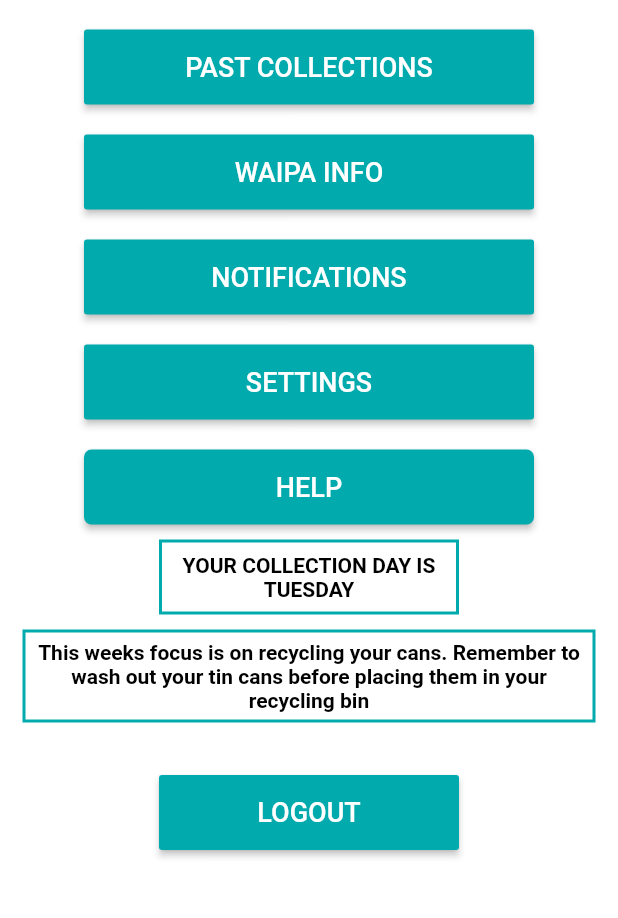
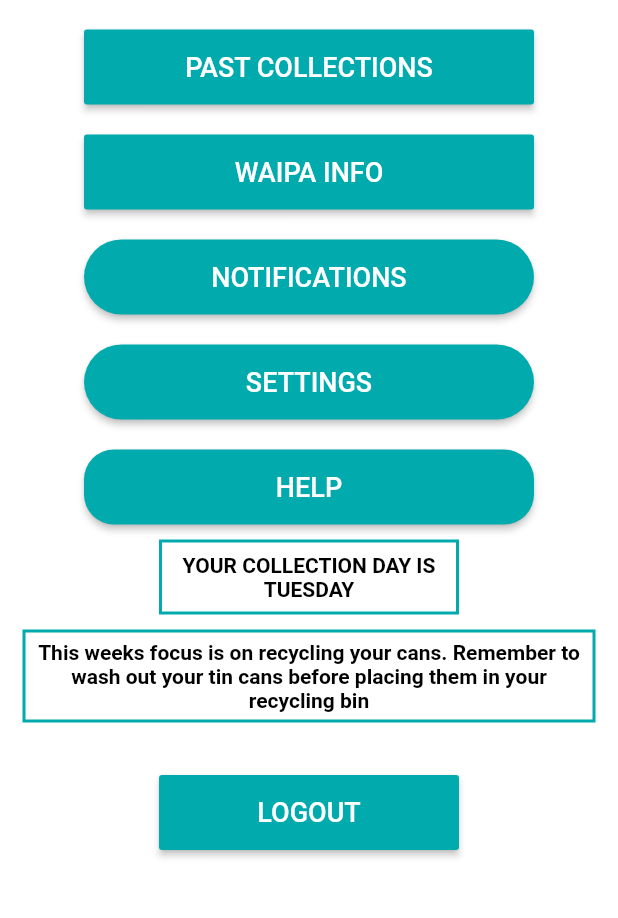
Before and after one commit to jardinehc/waipawaste, a Flutter app: the screen it shows once a user with an empty profile is signed in, on a phone screen of 412 x 824 dp, the part 293-1211 px from its top. Run offline on Flutter 3.47's test engine with Material 2 defaults, Android fonts, the phone set to English and light mode, and no system bars; our stand-ins replace charts_flutter, cloud_firestore, dropdown_formfield, firebase_auth, flutter_spinkit; missing offline and left inert: flutter_google_places, flutter_sparkline, google_maps_webservice; accounts and stored records are empty.

```diff
--- a/lib/screens/home/historyPage.dart
+++ b/lib/screens/home/historyPage.dart
@@ -145,7 +145,7 @@ class HisPage extends StatelessWidget {
                               Container( //collection day box
                                 width: 200,
                                 height: 50,
-                                margin: EdgeInsets.only(bottom: 5.0),
+                                margin: EdgeInsets.only(bottom: 8.0),
 
                                 decoration: new BoxDecoration(
                                   shape: BoxShape.rectangle,
--- a/lib/screens/home/home.dart
+++ b/lib/screens/home/home.dart
@@ -103,8 +103,8 @@ class Home extends StatelessWidget {
                             padding: const EdgeInsets.all(8.0),
                             textColor: Colors.white,
                             color: HexColor("#00AAAD"), //get actual colour
-                            //shape: RoundedRectangleBorder(
-                            //  borderRadius: BorderRadius.circular(25)),
+                             shape: RoundedRectangleBorder(
+                              borderRadius: BorderRadius.circular(25)),
                             child: new Text("NOTIFICATIONS",
                               style: TextStyle(fontSize: 18, color: Colors.white),
                             ),
@@ -117,7 +117,7 @@ class Home extends StatelessWidget {
                           ),
                         ),
 
-                        //HISTORY
+                        //SETTINGS
                         Container(
                           width: 300.0,
                           height: 50.0,
@@ -128,8 +128,8 @@ class Home extends StatelessWidget {
                             padding: const EdgeInsets.all(8.0),
                             textColor: Colors.white,
                             color: HexColor("#00AAAD"), //get actual colour
-                            //shape: RoundedRectangleBorder(
-                            //  borderRadius: BorderRadius.circular(25)),
+                            shape: RoundedRectangleBorder(
+                              borderRadius: BorderRadius.circular(25)),
                             child: new Text("SETTINGS",
                               style: TextStyle(fontSize: 18),
                             ),
@@ -154,7 +154,7 @@ class Home extends StatelessWidget {
                             textColor: Colors.white,
                             color: HexColor("#00AAAD"), //get actual colour
                             shape: RoundedRectangleBorder(
-                                borderRadius: BorderRadius.circular(5)),
+                                borderRadius: BorderRadius.circular(20)),
                             child: new Text("HELP",
                               style: TextStyle(fontSize: 18),
                             ),
@@ -227,7 +227,7 @@ class Home extends StatelessWidget {
                             padding: const EdgeInsets.all(8.0),
                             textColor: Colors.white,
                             color: HexColor("#00AAAD"), //get actual colour
-                            //shape: RoundedRectangleBorder(
+                           // shape: RoundedRectangleBorder(
                             //  borderRadius: BorderRadius.circular(25)),
                             child: new Text("LOGOUT",
                               style: TextStyle(fontSize: 18),
```
Also changed, not shown: lib/screens/home/RInfo.dart (+17 -17 lines).
